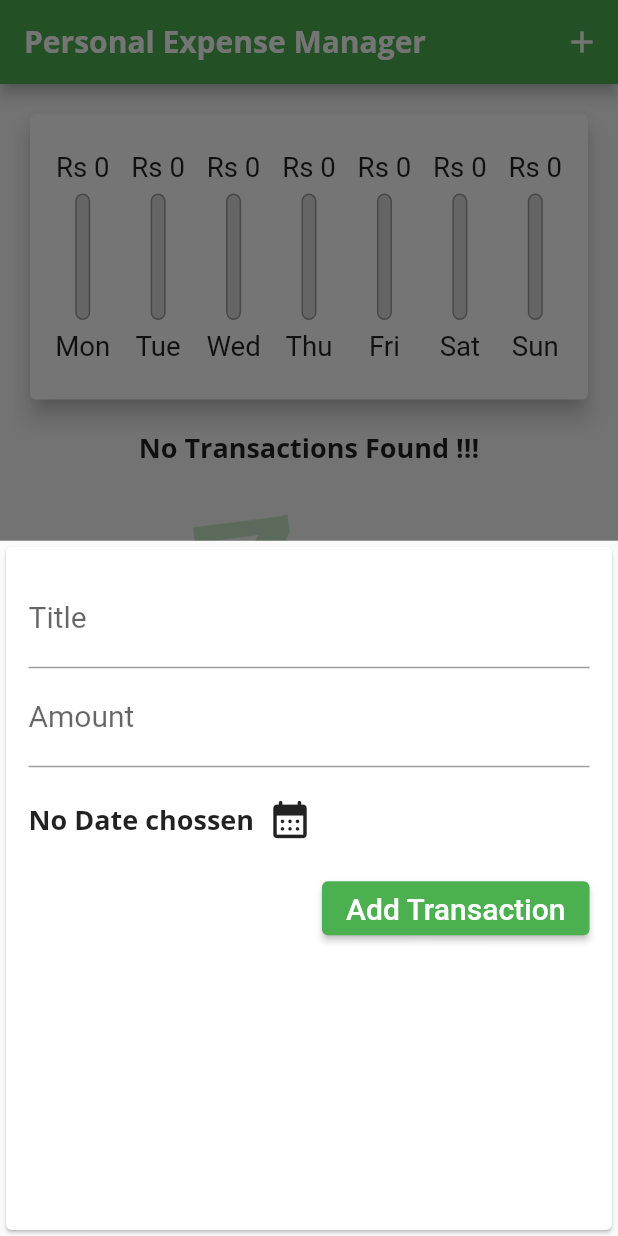
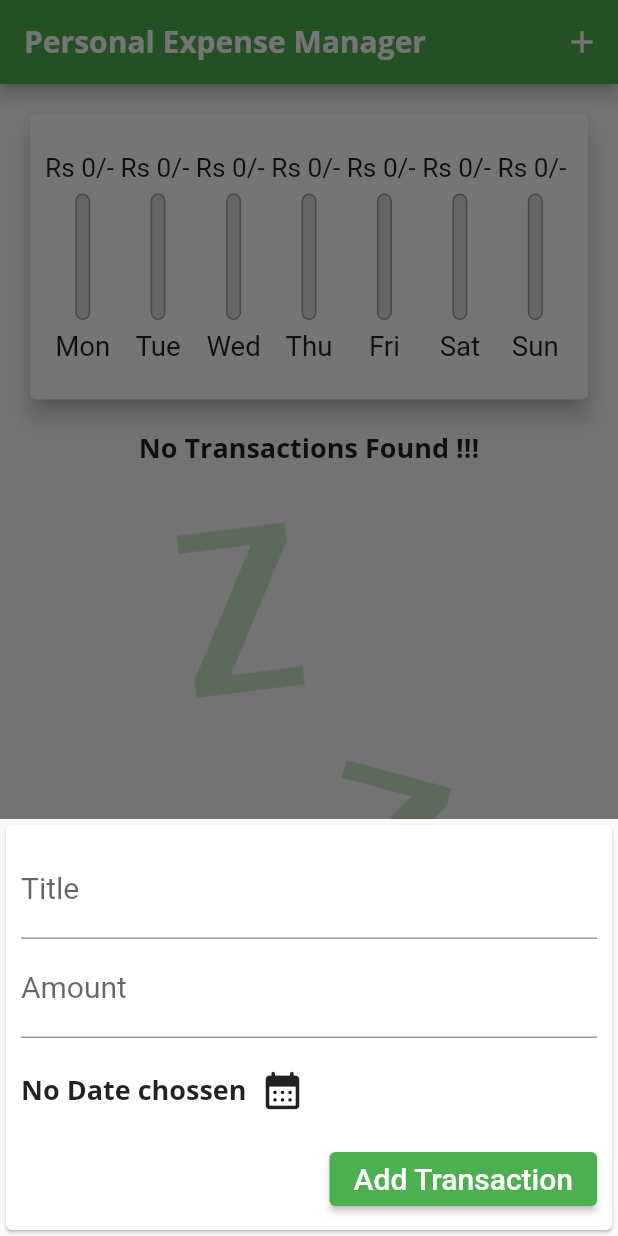
Before and after one commit to karanvatish/expense_manager, a Flutter app: the screen it shows after launch, after a tap on the "add" icon, on a phone screen of 412 x 824 dp. Run offline on Flutter 3.47's test engine with Material 2 defaults, Android fonts, the phone set to English and light mode, and no system bars.

Commit message:
Improving overall App

```diff
--- a/lib/main.dart
+++ b/lib/main.dart
@@ -110,7 +110,7 @@ class _MyHomePageState extends State<MyHomePage> {
       height: (MediaQuery.of(context).size.height -
               appBar.preferredSize.height -
               MediaQuery.of(context).padding.top) *
-          .7,
+          .8,
       child: TransactionList(
           transactions: _userTransactions,
           deleteTransaction: _deleteTransaction),
--- a/lib/widgets/chart_bar.dart
+++ b/lib/widgets/chart_bar.dart
@@ -20,7 +20,7 @@ class ChartBar extends StatelessWidget {
           Container(
             height: constraints.maxHeight * .15,
             child: FittedBox(
-              child: Text('Rs ${spendingAmt.toStringAsFixed(0)}'),
+              child: Text('Rs ${spendingAmt.toStringAsFixed(0)}/- '),
             ),
           ),
           SizedBox(height: constraints.maxHeight * .05),
--- a/lib/widgets/new_transaction.dart
+++ b/lib/widgets/new_transaction.dart
@@ -46,9 +46,14 @@ class _NewTransactionState extends State<NewTransaction> {
 
   @override
   Widget build(BuildContext context) {
-    return Card(
+    return SingleChildScrollView(
+      child: Card(
         child: Container(
-        padding: const EdgeInsets.all(15),
+          padding: EdgeInsets.only(
+              bottom: MediaQuery.of(context).viewInsets.bottom + 10,
+              left: 10,
+              right: 10,
+              top: 10),
           child: Column(
             crossAxisAlignment: CrossAxisAlignment.end,
             children: [
@@ -96,6 +101,7 @@ class _NewTransactionState extends State<NewTransaction> {
             ],
           ),
         ),
+      ),
     );
   }
 }
```
Also changed, not shown: lib/widgets/transaction_list.dart (+16 -1 lines). Lines whose indentation alone changed are shown as unchanged.
